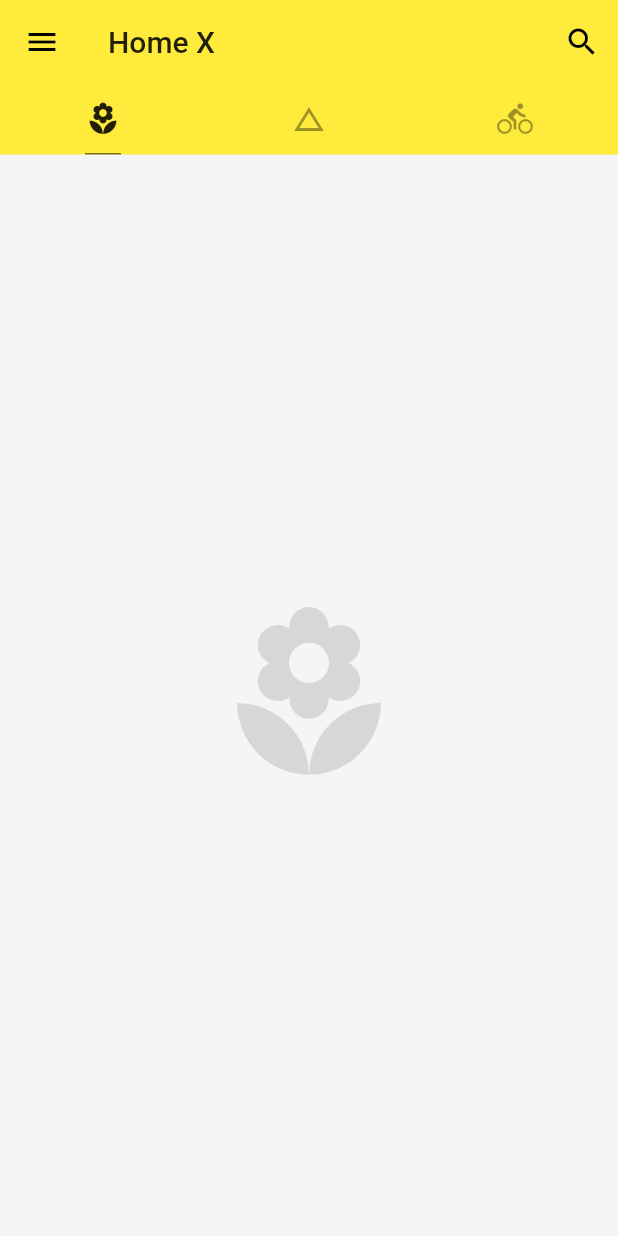
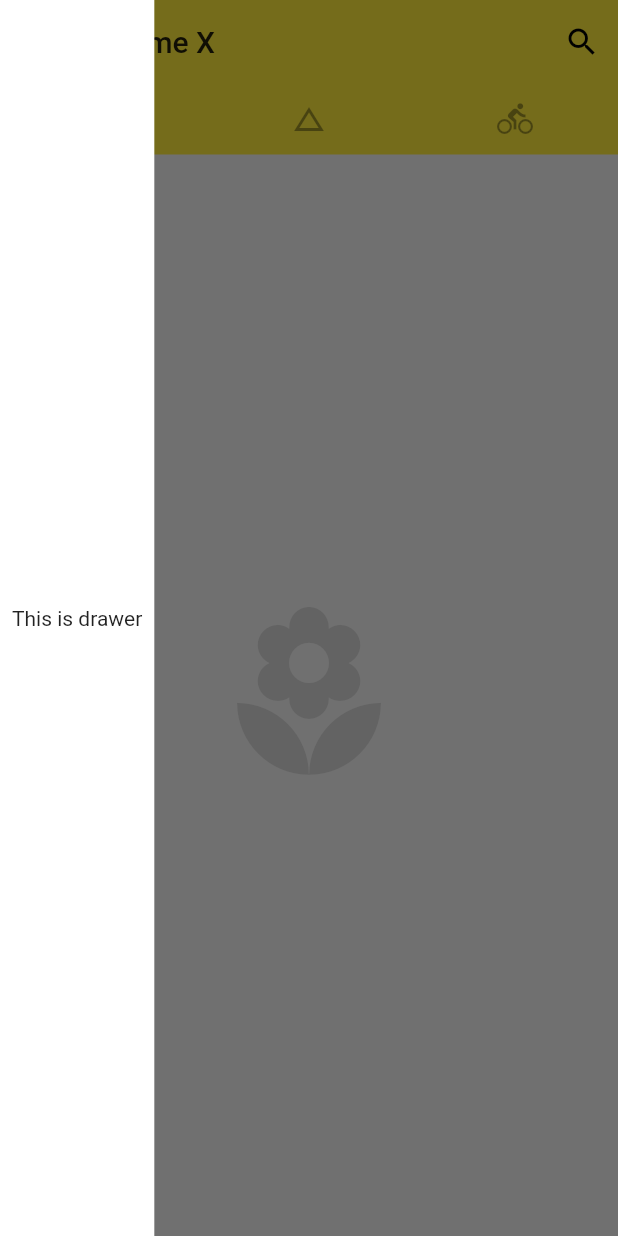
Before and after one commit to smallg/first_flutter, a Flutter app: the screen it shows after launch, with the side drawer open (before the commit the screen has no drawer), on a phone screen of 412 x 824 dp. Run offline on Flutter 3.47's test engine with Material 2 defaults, Android fonts, the phone set to English and light mode, and no system bars.

Commit message:
add drawer

```diff
--- a/lib/main.dart
+++ b/lib/main.dart
@@ -9,7 +9,10 @@ class App extends StatelessWidget {
     return MaterialApp(
         debugShowCheckedModeBanner: false,
         home: Home(),
-        theme: ThemeData(primarySwatch: Colors.yellow));
+        theme: ThemeData(
+            primarySwatch: Colors.yellow,
+            highlightColor: Color.fromRGBO(255, 255, 255, 0.5),
+            splashColor: Colors.white70));
   }
 }
 
@@ -31,8 +34,7 @@ class Home extends StatelessWidget {
                 IconButton(
                     icon: Icon(Icons.search),
                     tooltip: 'Search',
-                      onPressed: () =>
-                          {debugPrint('search button is pressed!')})
+                    onPressed: () => {debugPrint('search button is pressed!')})
               ],
               elevation: 0.0,
               bottom: TabBar(
@@ -52,6 +54,14 @@ class Home extends StatelessWidget {
               Icon(Icons.change_history, size: 128.0, color: Colors.black12),
               Icon(Icons.directions_bike, size: 128.0, color: Colors.black12),
             ],
-            )));
+          ),
+          drawer: Container(
+              color: Colors.white,
+              padding: EdgeInsets.all(8.0),
+              child: Column(
+                mainAxisAlignment: MainAxisAlignment.center,
+                children: <Widget>[Text('This is drawer')],
+              )),
+        ));
   }
 }
```
Lines whose indentation alone changed are shown as unchanged.
